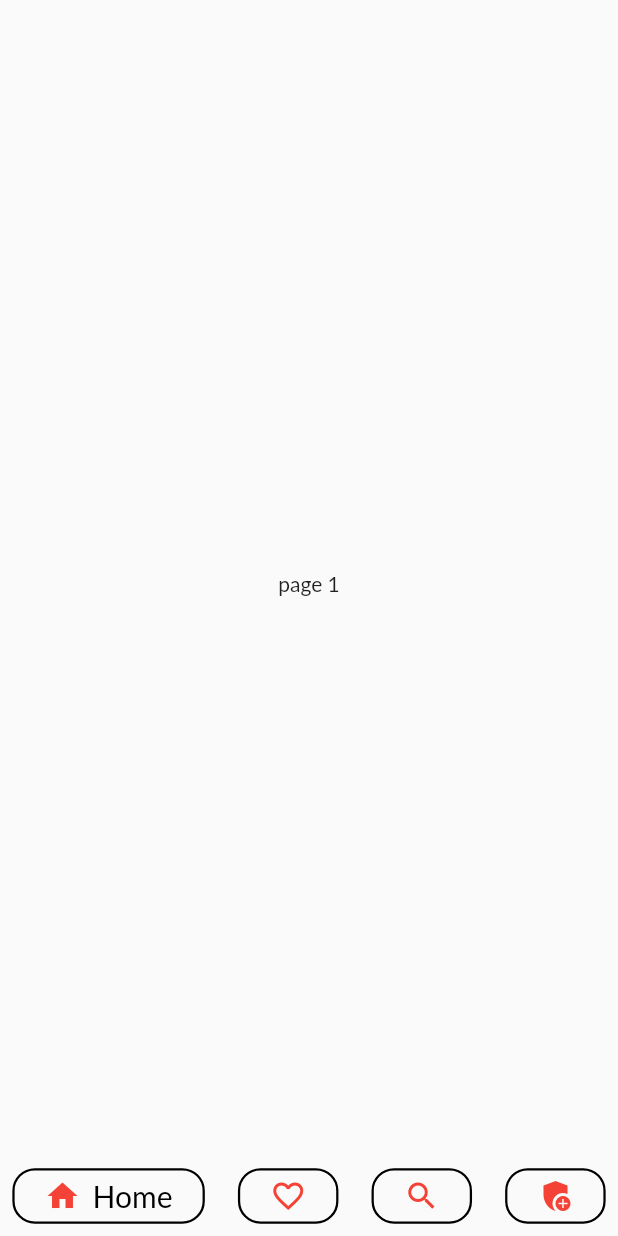
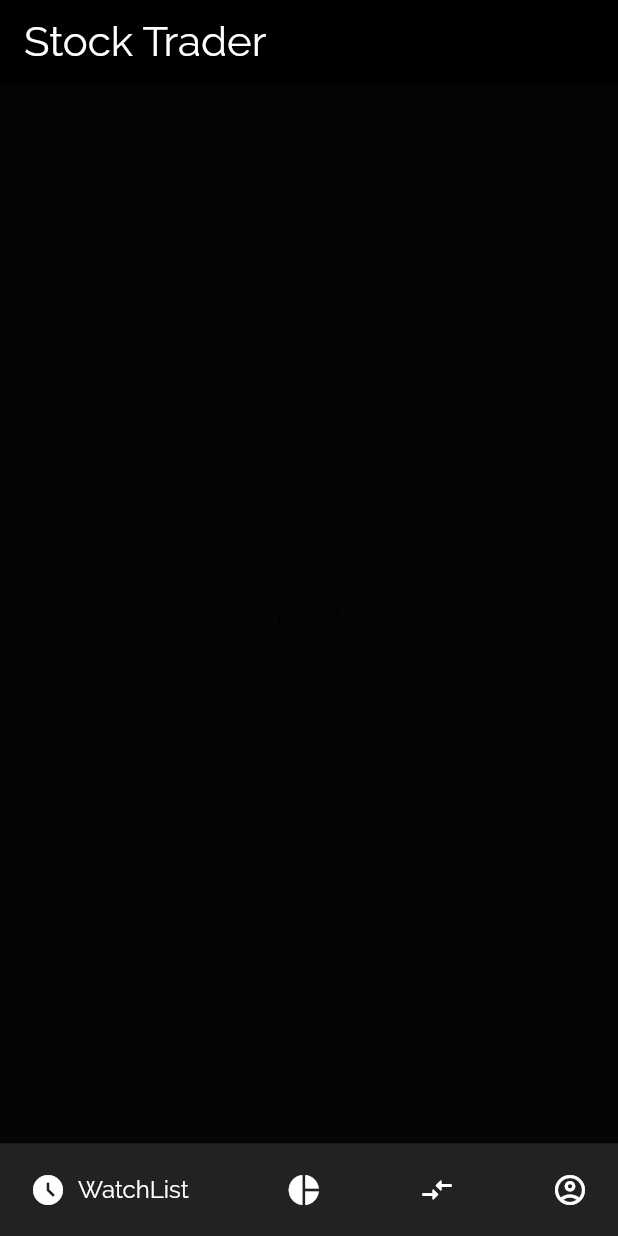
Before and after one commit to HarshRathi2511/Stock-trader, a Flutter app: the screen it shows after launch, on a phone screen of 412 x 824 dp. Run offline on Flutter 3.47's test engine with Material 2 defaults, Android fonts, the phone set to English and light mode, and no system bars; drawn by our look-alikes of google_nav_bar; Roboto replaces fonts that are missing (Lato).

Commit message:
icons and navbar configured

```diff
--- a/lib/main.dart
+++ b/lib/main.dart
@@ -14,8 +14,9 @@ class MyApp extends StatelessWidget {
       theme: ThemeData(
             primaryColor: Colors.white, //Color(0xFF17242D),
             // accentColor: Color(0xFF17242D),
-            fontFamily: 'Lato',
-            // scaffoldBackgroundColor: Color(0xFF17242D),
+            fontFamily: 'Raleway',
+            // scaffoldBackgroundColor: Color(0xFF151A1A),
+            scaffoldBackgroundColor: Colors.black87,
             appBarTheme: AppBarTheme(
               backgroundColor: Colors.red,
             )),
--- a/lib/screens/movers_screen.dart
+++ b/lib/screens/movers_screen.dart
@@ -6,6 +6,7 @@ class MoversScreen extends StatelessWidget {
   @override
   Widget build(BuildContext context) {
      return Scaffold(
+      backgroundColor: Theme.of(context).scaffoldBackgroundColor,
       body: Center(child: Text('page 1'),),
 
     );
--- a/lib/screens/portfolio_screen.dart
+++ b/lib/screens/portfolio_screen.dart
@@ -6,6 +6,7 @@ class PortfolioScreen extends StatelessWidget {
   @override
   Widget build(BuildContext context) {
     return Scaffold(
+      backgroundColor: Theme.of(context).scaffoldBackgroundColor,
       body: Center(child: Text('page 1'),),
 
     );
--- a/lib/screens/profile_screen.dart
+++ b/lib/screens/profile_screen.dart
@@ -5,9 +5,8 @@ class ProfileScreen extends StatelessWidget {
 
   @override
   Widget build(BuildContext context) {
-    return Container(
-      child: Text('jhfvwkvbw',style: TextStyle(fontSize: 50,color: Colors.white),),
-
+    return Scaffold(
+      backgroundColor: Theme.of(context).scaffoldBackgroundColor,
     );
   }
 }
--- a/lib/screens/tabs_screen.dart
+++ b/lib/screens/tabs_screen.dart
@@ -4,7 +4,6 @@ import 'package:stock_trader/screens/profile_screen.dart';
 import 'package:stock_trader/screens/transactions_screen.dart';
 import 'package:stock_trader/screens/watchlist_screen.dart';
 import 'package:flutter/material.dart';
-import 'package:curved_navigation_bar/curved_navigation_bar.dart';
 import 'package:google_nav_bar/google_nav_bar.dart';
 
 class TabsScreen extends StatefulWidget {
@@ -32,24 +31,23 @@ class _TabsScreenState extends State<TabsScreen> {
     return SafeArea(
       child: Scaffold(
         bottomNavigationBar: Container(
-          margin: EdgeInsets.only(
-            bottom: deviceSize.height * 0.01,
-            left: deviceSize.width * 0.02,
-            right: deviceSize.width * 0.02,
-          ),
+          width: double.infinity,
+          height: deviceSize.height * 0.075,
           child: GNav(
+              // backgroundColor: Color(0xFF232023),
+              // backgroundColor: Color(0xFF191717),
               haptic: true, // haptic feedback
               tabBorderRadius: 15,
               tabActiveBorder: Border.all(
-                color: Colors.black,
-                width: 1.5,
+                width: 0,
+                color: Color(0xFF232023),
               ), // tab button border
               tabBorder: Border.all(
-                color: Colors.black,
-                width: 1.5,
+                color: Color(0xFF232023),
+                width: 0,
               ),
-              activeColor: Colors.red,
-              color: Colors.red, // tab button border
+              activeColor: Colors.white,
+              color: Colors.white, // tab button border
               duration: Duration(milliseconds: 400), // tab animation duration
               gap: 8, // the tab button gap between icon and text
               iconSize: 24, // tab button icon size
@@ -57,35 +55,35 @@ class _TabsScreenState extends State<TabsScreen> {
                   horizontal: 20, vertical: 5), // navigation bar padding
               tabs: [
                 GButton(
-                  icon: Icons.home,
-                  text: 'Home',
+                  icon: Icons.access_time_filled,
+                  text: 'WatchList',
                   textStyle: TextStyle(
-                    fontSize: 20,
-                    color: Colors.black,
+                    fontSize: 16,
+                    color: Colors.white,
                   ),
                 ),
                 GButton(
-                  icon: Icons.favorite_outline,
-                  text: 'Likes',
+                  icon: Icons.pie_chart,
+                  text: 'Portfolio',
                   textStyle: TextStyle(
-                    fontSize: 20,
-                    color: Colors.black,
+                    fontSize: 16,
+                    color: Colors.white,
                   ),
                 ),
                 GButton(
-                  icon: Icons.search,
-                  text: 'Search',
+                  icon: Icons.compare_arrows_rounded,
+                  text: 'Transactions',
                   textStyle: TextStyle(
-                    fontSize: 20,
-                    color: Colors.black,
+                    fontSize: 16,
+                    color: Colors.white,
                   ),
                 ),
                 GButton(
-                  icon: Icons.add_moderator_sharp,
+                  icon: Icons.account_circle_outlined,
                   text: 'Profile',
                   textStyle: TextStyle(
-                    fontSize: 20,
-                    color: Colors.black,
+                    fontSize: 16,
+                    color: Colors.white,
                   ),
                 )
               ]),
--- a/lib/screens/transactions_screen.dart
+++ b/lib/screens/transactions_screen.dart
@@ -6,6 +6,7 @@ class TransactionScreen extends StatelessWidget {
   @override
   Widget build(BuildContext context) {
     return Scaffold(
+      backgroundColor: Theme.of(context).scaffoldBackgroundColor,
       body: Center(child: Text('page 1'),),
 
     );
--- a/lib/screens/watchlist_screen.dart
+++ b/lib/screens/watchlist_screen.dart
@@ -1,13 +1,26 @@
 import 'package:flutter/material.dart';
 
 class WatchlistScreen extends StatelessWidget {
-  const WatchlistScreen({ Key? key }) : super(key: key);
+  const WatchlistScreen({Key? key}) : super(key: key);
 
   @override
   Widget build(BuildContext context) {
     return Scaffold(
-      body: Center(child: Text('page 1'),),
-
+      appBar: AppBar(
+        backgroundColor: Colors.black,
+        title: Text(
+          'Stock Trader',
+          style: TextStyle(
+            color: Colors.white,
+            fontWeight: FontWeight.w400,
+            fontSize: 28,
+          ),
+        ),
+      ),
+      backgroundColor: Theme.of(context).scaffoldBackgroundColor,
+      body: Center(
+        child: Text('page 1'),
+      ),
     );
   }
 }
--- a/pubspec.yaml
+++ b/pubspec.yaml
@@ -25,6 +25,7 @@ dependencies:
     sdk: flutter
   google_nav_bar: ^5.0.5
   curved_navigation_bar: ^1.0.1
+  # rolling_nav_bar: ^0.0.4
 
   # The following adds the Cupertino Icons font to your application.
   # Use with the CupertinoIcons class for iOS style icons.
```
